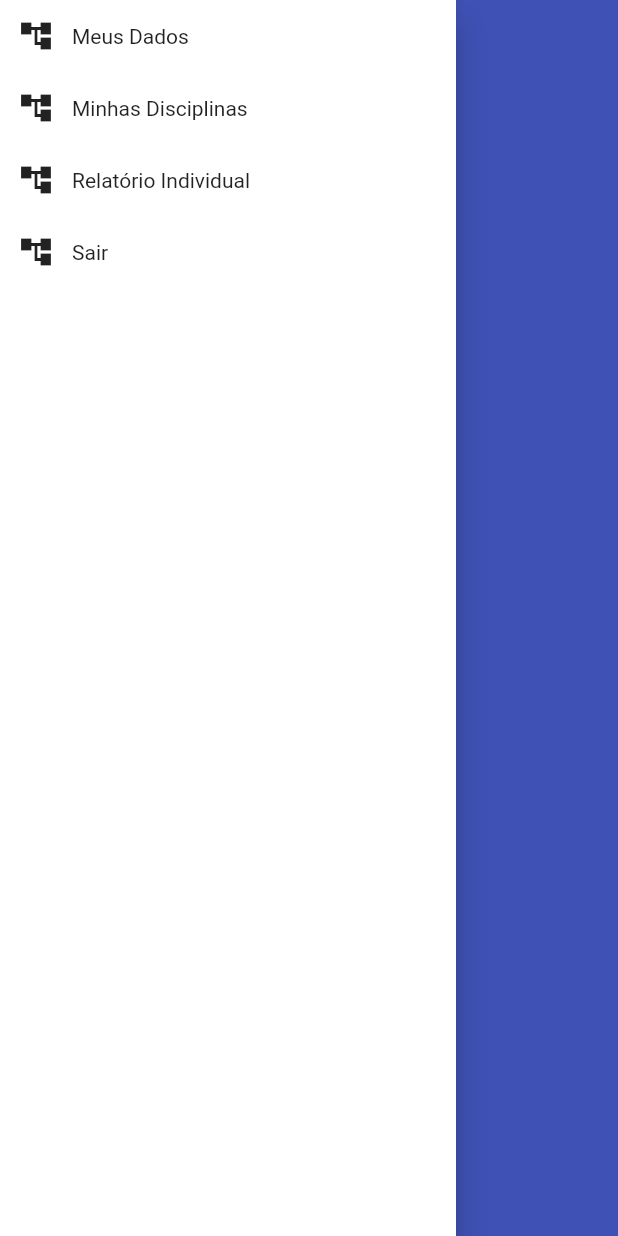
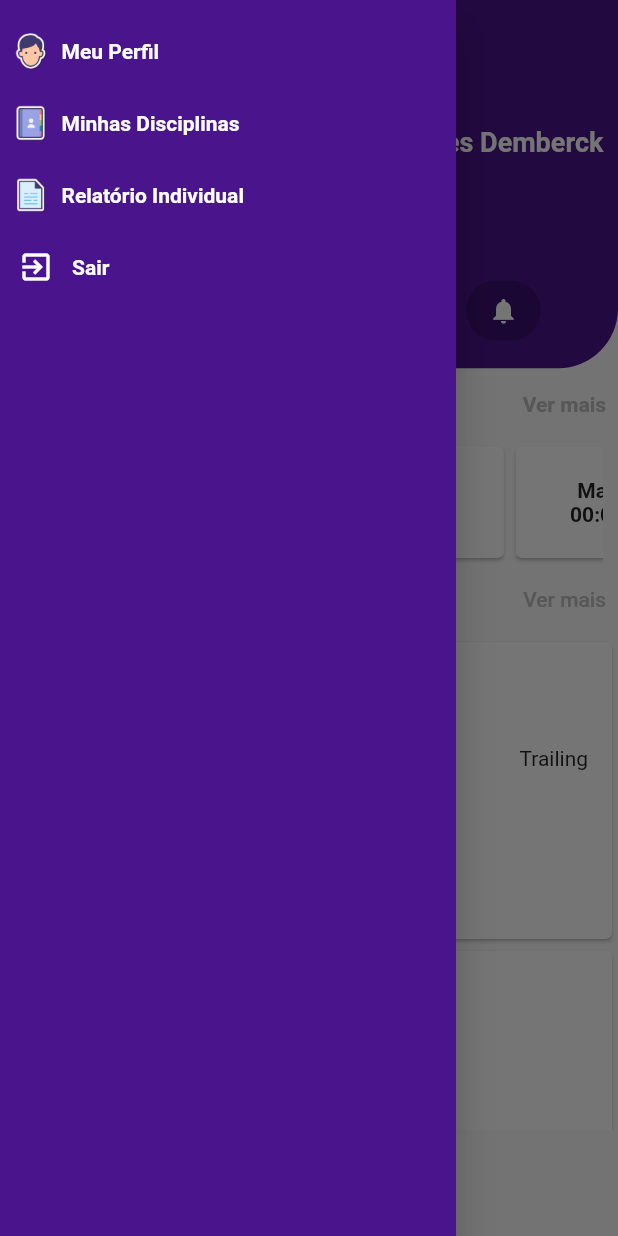
Before and after one commit to GabbieDemberck/PortalEducacao, a Flutter app: the screen it shows after launch, with the side drawer open, on a phone screen of 412 x 824 dp. Run offline on Flutter 3.47's test engine with Material 2 defaults, Android fonts, the phone set to English and light mode, and no system bars; missing offline and left inert: time_planner.

Commit message:
Ajuste de ícones e separação de widgets

```diff
--- a/lib/screen/home/home_page.dart
+++ b/lib/screen/home/home_page.dart
@@ -5,13 +5,11 @@ import 'package:flutter/material.dart';
 import 'package:flutter/rendering.dart';
 
 import 'widgets/atalhos_aluno.dart';
+import 'widgets/cabecalho_aluno.dart';
 import 'widgets/menu_atividades.dart';
 
 // ignore: must_be_immutable, camel_case_types
 class Home_Page extends StatelessWidget {
-  String aluno = 'Gabrielle Cristina Soares Demberck';
-  Home_Page({Key? key}) : super(key: key);
-
   @override
   Widget build(BuildContext context) {
     return Scaffold(
@@ -20,73 +18,20 @@ class Home_Page extends StatelessWidget {
           elevation: 0,
         ),
         drawer: const MenuLateral(),
-        drawerScrimColor: Colors.indigo,
         body: Column(
           children: [
             Container(
                 decoration: BoxDecoration(
                     color: Colors.purple.shade900,
-                  borderRadius: BorderRadius.only(
+                    borderRadius: const BorderRadius.only(
                       bottomLeft: Radius.circular(40),
                       bottomRight: Radius.circular(40),
                     )),
                 height: MediaQuery.of(context).size.height * 23 / 100,
-              child: Column(
-                children: [
-                  Row(
-                    mainAxisAlignment: MainAxisAlignment.start,
-                    crossAxisAlignment: CrossAxisAlignment.center,
-                    children: [
-                      Padding(
-                        padding: const EdgeInsets.only(left: 25, right: 10),
-                        child: FotoUsuario(),
-                      ),
-                      Column(
-                        crossAxisAlignment: CrossAxisAlignment.start,
-                        children: [
-                          const Text(
-                            'Olá,',
-                            style: TextStyle(
-                              color: Colors.white,
-                              fontSize: 15,
-                            ),
-                          ),
-                          SizedBox(
-                            width: MediaQuery.of(context).size.width * 70 / 100,
-                            child: Text(
-                              aluno + ' !',
-                              style: const TextStyle(
-                                  fontSize: 18,
-                                  fontWeight: FontWeight.bold,
-                                  color: Colors.white),
-                              textAlign: TextAlign.start,
-                            ),
-                          ),
-                        ],
-                      ),
-                    ],
-                  ),
-                  Atalhos_Aluno()
-                ],
-              ),
-            ),
+                child: Cabecalho_Aluno()),
             Horario_Aula(),
             Menu_Atividades(),
           ],
         ));
   }
 }
-
-class FotoUsuario extends StatelessWidget {
-  @override
-  Widget build(BuildContext context) {
-    return Container(
-      width: 80,
-      height: 80,
-      decoration: BoxDecoration(
-        borderRadius: BorderRadius.circular(50),
-        color: Colors.white,
-      ),
-    );
-  }
-}
--- a/lib/screen/home/widgets/atalho.dart
+++ b/lib/screen/home/widgets/atalho.dart
@@ -2,19 +2,23 @@ import 'package:flutter/cupertino.dart';
 import 'package:flutter/material.dart';
 
 class Atalho extends StatelessWidget {
+  late IconData icon;
+  Atalho({Key? key, required this.icon}) : super(key: key);
   @override
   Widget build(BuildContext context) {
     return Container(
         alignment: Alignment.center,
         width: 50,
         decoration: BoxDecoration(
-            borderRadius: BorderRadius.circular(5),
-            color: Colors.white.withOpacity(0.1)),
+            borderRadius: BorderRadius.circular(50),
+            color: Colors.black.withOpacity(0.2)),
         child: Container(
           height: 30,
           width: 30,
-          child: Image.asset(
-            'assets/icons_base/icons8-clock-100.png',
+          child: Icon(
+            icon,
+            size: 20,
+            color: Colors.white,
           ),
         ));
   }
--- a/lib/screen/home/widgets/atalhos_aluno.dart
+++ b/lib/screen/home/widgets/atalhos_aluno.dart
@@ -11,7 +11,7 @@ class Atalhos_Aluno extends StatelessWidget {
       crossAxisAlignment: CrossAxisAlignment.start,
       children: [
         const Padding(
-          padding: const EdgeInsets.only(left: 8.0, top: 10),
+          padding: const EdgeInsets.only(left: 8.0, top: 25),
           child: Text(
             ' Atalhos',
             style: TextStyle(
@@ -27,8 +27,21 @@ class Atalhos_Aluno extends StatelessWidget {
           child: ListView(
             scrollDirection: Axis.horizontal,
             children: [
-              for (int i = 0; i < 6; i++)
-                Padding(padding: const EdgeInsets.all(8.0), child: Atalho()),
+              Padding(
+                  padding: const EdgeInsets.all(10.0),
+                  child: Atalho(icon: Icons.access_alarm_sharp)),
+              Padding(
+                  padding: const EdgeInsets.all(10.0),
+                  child: Atalho(icon: Icons.chat)),
+              Padding(
+                  padding: const EdgeInsets.all(10.0),
+                  child: Atalho(icon: Icons.backpack)),
+              Padding(
+                  padding: const EdgeInsets.all(10.0),
+                  child: Atalho(icon: Icons.receipt)),
+              Padding(
+                  padding: const EdgeInsets.all(10.0),
+                  child: Atalho(icon: Icons.notifications)),
             ],
           ),
         ),
--- /dev/null
+++ b/lib/screen/home/widgets/cabecalho_aluno.dart
@@ -0,0 +1,95 @@
+import 'package:flutter/cupertino.dart';
+import 'package:flutter/material.dart';
+
+import 'atalhos_aluno.dart';
+
+class Cabecalho_Aluno extends StatelessWidget {
+  String aluno = 'Gabrielle Cristina Soares Demberck';
+  Cabecalho_Aluno({Key? key}) : super(key: key);
+
+  @override
+  Widget build(BuildContext context) {
+    return Column(
+      children: [
+        Row(
+          mainAxisAlignment: MainAxisAlignment.start,
+          crossAxisAlignment: CrossAxisAlignment.center,
+          children: [
+            Padding(
+              padding: const EdgeInsets.only(left: 25, right: 10),
+              child: FotoUsuario(),
+            ),
+            Column(
+              crossAxisAlignment: CrossAxisAlignment.start,
+              children: [
+                const Text(
+                  'Olá,',
+                  style: TextStyle(
+                    color: Colors.white,
+                    fontSize: 15,
+                  ),
+                ),
+                SizedBox(
+                  width: MediaQuery.of(context).size.width * 70 / 100,
+                  child: Text(
+                    aluno + ' !',
+                    style: const TextStyle(
+                        fontSize: 18,
+                        fontWeight: FontWeight.bold,
+                        color: Colors.white),
+                    textAlign: TextAlign.start,
+                  ),
+                ),
+              ],
+            ),
+          ],
+        ),
+        Atalhos_Aluno()
+      ],
+    );
+  }
+}
+
+class FotoUsuario extends StatelessWidget {
+  bool possui_foto = false;
+  @override
+  Widget build(BuildContext context) {
+    return Container(
+      alignment: Alignment.center,
+      width: 80,
+      height: 80,
+      decoration: BoxDecoration(
+        borderRadius: BorderRadius.circular(50),
+        color: Colors.white,
+      ),
+      child: IconButton(
+        icon: Icon(
+          Icons.add_a_photo,
+          color: Colors.grey[400],
+        ),
+        onPressed: () {
+          showDialog<String>(
+            context: context,
+            builder: (BuildContext context) => AlertDialog(
+              title: const Text('Selecione'),
+              content: Container(
+                width: MediaQuery.of(context).size.width * 90 / 100,
+                height: MediaQuery.of(context).size.height * 50 / 100,
+              ),
+              actions: <Widget>[
+                TextButton(
+                  onPressed: () => Navigator.pop(context, 'Cancelar'),
+                  child: const Text('Cancel'),
+                ),
+                TextButton(
+                  onPressed: () => Navigator.pop(context, 'OK'),
+                  child: const Text('OK'),
+                ),
+              ],
+            ),
+          );
+        },
+      ),
+    );
+  }
+}
--- a/lib/screen/home/widgets/menu_lateral.dart
+++ b/lib/screen/home/widgets/menu_lateral.dart
@@ -7,48 +7,40 @@ class MenuLateral extends StatelessWidget {
   @override
   Widget build(BuildContext context) {
     return Drawer(
-      elevation: 10,
+      elevation: 12,
       child: SafeArea(
         child: Container(
-          color: Colors.white,
+          padding: EdgeInsets.only(top: 10),
+          color: Colors.purple.shade900,
           child: Column(
             // ignore: prefer_const_literals_to_create_immutables
             children: [
               // ignore: prefer_const_literals_to_create_immutables, prefer_const_constructors
+              MenuTextButton(
+                imagem: 'assets/icons_base/icons8-user-male-100-2.png',
+                label: 'Meu Perfil',
+              ),
+              MenuTextButton(
+                imagem: 'assets/icons_base/icons8-contacts-100-2.png',
+                label: 'Minhas Disciplinas',
+              ),
+              MenuTextButton(
+                imagem: 'assets/icons_base/icons8-document-100-2.png',
+                label: 'Relatório Individual',
+              ),
+
               Row(
                 children: [
                   IconButton(
                     onPressed: () {},
-                    icon: const Icon(Icons.account_tree),
+                    icon: const Icon(
+                      Icons.exit_to_app,
+                      color: Colors.white,
+                    ),
                   ),
-                  const Text('Meus Dados')
-                ],
-              ),
-              Row(
-                children: [
-                  IconButton(
-                    onPressed: () {},
-                    icon: const Icon(Icons.account_tree),
-                  ),
-                  const Text('Minhas Disciplinas')
-                ],
-              ),
-              Row(
-                children: [
-                  IconButton(
-                    onPressed: () {},
-                    icon: const Icon(Icons.account_tree),
-                  ),
-                  const Text('Relatório Individual')
-                ],
-              ),
-              Row(
-                children: [
-                  IconButton(
-                    onPressed: () {},
-                    icon: const Icon(Icons.account_tree),
-                  ),
-                  const Text('Sair')
+                  const Text('Sair',
+                      style: TextStyle(
+                          fontWeight: FontWeight.bold, color: Colors.white))
                 ],
               ),
             ],
@@ -58,3 +50,39 @@ class MenuLateral extends StatelessWidget {
     );
   }
 }
+
+class MenuTextButton extends StatelessWidget {
+  late String imagem;
+  late String label;
+
+  MenuTextButton({Key? key, required this.imagem, required this.label})
+      : super(key: key);
+
+  @override
+  Widget build(BuildContext context) {
+    return TextButton(
+      onPressed: () {},
+      child: SizedBox(
+        width: MediaQuery.of(context).size.width * 70 / 100,
+        child: Row(
+          mainAxisAlignment: MainAxisAlignment.start,
+          children: [
+            Padding(
+              padding: const EdgeInsets.only(right: 8.0),
+              child: Image.asset(
+                imagem,
+                width: 25,
+                height: 25,
+              ),
+            ),
+            Text(
+              label,
+              style:
+                  TextStyle(fontWeight: FontWeight.bold, color: Colors.white),
+            )
+          ],
+        ),
+      ),
+    );
+  }
+}
```
Lines whose indentation alone changed are shown as unchanged.
